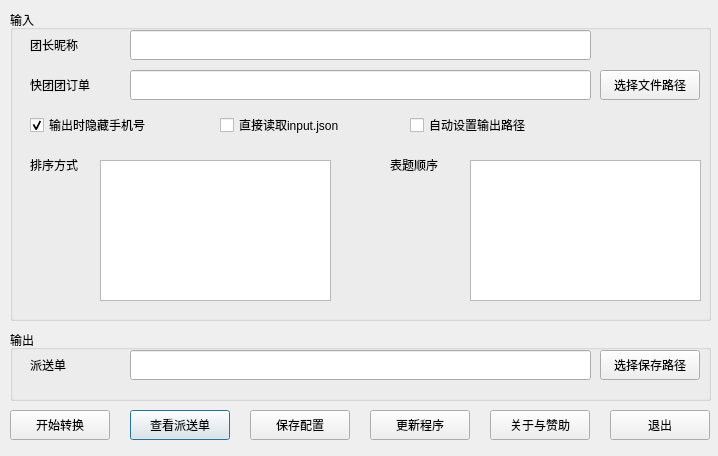
The window that GrouponDeliveryNoteMainDialog.ui (mtshang1984/GrouponDeliveryNote) describes before a commit, drawn with Qt 5.
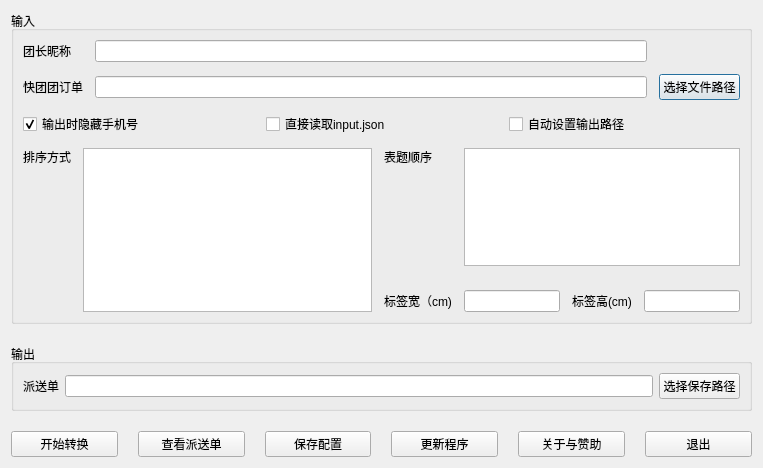
The same window after the commit.

The edit to the form file:
```diff
--- a/GrouponDeliveryNoteMainDialog.ui
+++ b/GrouponDeliveryNoteMainDialog.ui
@@ -6,102 +6,76 @@
    <rect>
     <x>0</x>
     <y>0</y>
-    <width>718</width>
-    <height>456</height>
+    <width>763</width>
+    <height>468</height>
    </rect>
   </property>
+  <property name="sizePolicy">
+   <sizepolicy hsizetype="Preferred" vsizetype="Preferred">
+    <horstretch>0</horstretch>
+    <verstretch>0</verstretch>
+   </sizepolicy>
+  </property>
   <property name="windowTitle">
    <string>GrouponDeliveryNote V1.2.1</string>
   </property>
-  <widget class="QLabel" name="label_3">
-   <property name="geometry">
-    <rect>
-     <x>30</x>
-     <y>350</y>
-     <width>80</width>
-     <height>30</height>
-    </rect>
+  <layout class="QVBoxLayout" name="verticalLayout_3">
+   <property name="spacing">
+    <number>20</number>
    </property>
-   <property name="text">
-    <string>派送单</string>
+   <property name="sizeConstraint">
+    <enum>QLayout::SetMinAndMaxSize</enum>
    </property>
-  </widget>
-  <widget class="QLineEdit" name="lineEditDeliveryNote">
-   <property name="enabled">
-    <bool>true</bool>
-   </property>
-   <property name="geometry">
-    <rect>
-     <x>130</x>
-     <y>350</y>
-     <width>461</width>
-     <height>30</height>
-    </rect>
-   </property>
-   <property name="readOnly">
-    <bool>false</bool>
-   </property>
-  </widget>
-  <widget class="QPushButton" name="pushButtonOpenDeliveryNote">
-   <property name="geometry">
-    <rect>
-     <x>130</x>
-     <y>410</y>
-     <width>100</width>
-     <height>30</height>
-    </rect>
-   </property>
-   <property name="text">
-    <string>查看派送单</string>
-   </property>
-  </widget>
-  <widget class="QPushButton" name="pushButtonAbout">
-   <property name="geometry">
-    <rect>
-     <x>490</x>
-     <y>410</y>
-     <width>100</width>
-     <height>30</height>
-    </rect>
-   </property>
-   <property name="text">
-    <string>关于与赞助</string>
-   </property>
-  </widget>
-  <widget class="QPushButton" name="pushButtonCheckUpdate">
-   <property name="geometry">
-    <rect>
-     <x>370</x>
-     <y>410</y>
-     <width>100</width>
-     <height>30</height>
-    </rect>
-   </property>
-   <property name="text">
-    <string>更新程序</string>
-   </property>
-  </widget>
+   <item>
   <widget class="QGroupBox" name="groupBox">
-   <property name="geometry">
-    <rect>
-     <x>10</x>
-     <y>10</y>
-     <width>701</width>
-     <height>311</height>
-    </rect>
+     <property name="sizePolicy">
+      <sizepolicy hsizetype="Preferred" vsizetype="Preferred">
+       <horstretch>0</horstretch>
+       <verstretch>0</verstretch>
+      </sizepolicy>
    </property>
    <property name="title">
     <string>输入</string>
    </property>
+     <layout class="QVBoxLayout" name="verticalLayout">
+      <property name="spacing">
+       <number>12</number>
+      </property>
+      <item>
+       <layout class="QGridLayout" name="gridLayout_2">
+        <item row="1" column="1">
+         <widget class="QLineEdit" name="lineEditOrderFile"/>
+        </item>
+        <item row="1" column="0">
+         <widget class="QLabel" name="label_2">
+          <property name="text">
+           <string>快团团订单</string>
+          </property>
+         </widget>
+        </item>
+        <item row="0" column="0">
+         <widget class="QLabel" name="label">
+          <property name="text">
+           <string>团长昵称</string>
+          </property>
+         </widget>
+        </item>
+        <item row="1" column="2">
+         <widget class="QPushButton" name="pushButtonSelectFile">
+          <property name="text">
+           <string>选择文件路径</string>
+          </property>
+         </widget>
+        </item>
+        <item row="0" column="1">
+         <widget class="QLineEdit" name="lineEditGrouponOwner"/>
+        </item>
+       </layout>
+      </item>
+      <item>
+       <layout class="QHBoxLayout" name="horizontalLayout">
+        <item>
    <widget class="QCheckBox" name="checkBoxIfHidePhoneNumber">
-    <property name="geometry">
-     <rect>
-      <x>20</x>
-      <y>100</y>
-      <width>141</width>
-      <height>30</height>
-     </rect>
-    </property>
     <property name="text">
      <string>输出时隐藏手机号</string>
     </property>
@@ -109,209 +83,228 @@
      <bool>true</bool>
     </property>
    </widget>
+        </item>
+        <item>
    <widget class="QCheckBox" name="checkBoxIfDirectReadInputJson">
-    <property name="geometry">
-     <rect>
-      <x>210</x>
-      <y>100</y>
-      <width>171</width>
-      <height>30</height>
-     </rect>
-    </property>
     <property name="text">
      <string>直接读取input.json</string>
     </property>
    </widget>
-   <widget class="QPushButton" name="pushButtonSelectFile">
-    <property name="geometry">
-     <rect>
-      <x>590</x>
-      <y>60</y>
-      <width>100</width>
-      <height>30</height>
-     </rect>
-    </property>
+        </item>
+        <item>
+         <widget class="QCheckBox" name="checkBoxIfAutomatedSetOutputPath">
     <property name="text">
-     <string>选择文件路径</string>
-    </property>
-   </widget>
-   <widget class="QLineEdit" name="lineEditGrouponOwner">
-    <property name="geometry">
-     <rect>
-      <x>120</x>
-      <y>20</y>
-      <width>461</width>
-      <height>30</height>
-     </rect>
-    </property>
-   </widget>
-   <widget class="QLabel" name="label">
-    <property name="geometry">
-     <rect>
-      <x>20</x>
-      <y>20</y>
-      <width>80</width>
-      <height>30</height>
-     </rect>
-    </property>
+           <string>自动设置输出路径</string>
+          </property>
+         </widget>
+        </item>
+       </layout>
+      </item>
+      <item>
+       <layout class="QGridLayout" name="gridLayout" columnstretch="0,6,0,2,0,2">
+        <item row="3" column="2">
+         <widget class="QLabel" name="label_6">
     <property name="text">
-     <string>团长昵称</string>
-    </property>
-   </widget>
-   <widget class="QLabel" name="label_2">
-    <property name="geometry">
-     <rect>
-      <x>20</x>
-      <y>60</y>
-      <width>80</width>
-      <height>30</height>
-     </rect>
-    </property>
-    <property name="text">
-     <string>快团团订单</string>
-    </property>
-   </widget>
-   <widget class="QLineEdit" name="lineEditOrderFile">
-    <property name="geometry">
-     <rect>
-      <x>120</x>
-      <y>60</y>
-      <width>461</width>
-      <height>30</height>
-     </rect>
-    </property>
-   </widget>
-   <widget class="QListView" name="listViewSequence">
-    <property name="geometry">
-     <rect>
-      <x>90</x>
-      <y>150</y>
-      <width>231</width>
-      <height>141</height>
-     </rect>
-    </property>
-    <property name="editTriggers">
-     <set>QAbstractItemView::NoEditTriggers</set>
-    </property>
-   </widget>
+           <string>标签宽（cm)</string>
+          </property>
+         </widget>
+        </item>
+        <item row="0" column="0">
    <widget class="QLabel" name="label_4">
-    <property name="geometry">
-     <rect>
-      <x>20</x>
-      <y>140</y>
-      <width>80</width>
-      <height>30</height>
-     </rect>
+          <property name="sizePolicy">
+           <sizepolicy hsizetype="Preferred" vsizetype="Fixed">
+            <horstretch>0</horstretch>
+            <verstretch>0</verstretch>
+           </sizepolicy>
     </property>
     <property name="text">
      <string>排序方式</string>
     </property>
-   </widget>
+          <property name="alignment">
+           <set>Qt::AlignLeading|Qt::AlignLeft|Qt::AlignTop</set>
+          </property>
+         </widget>
+        </item>
+        <item row="3" column="3">
+         <widget class="QLineEdit" name="lineEditLabelWidth"/>
+        </item>
+        <item row="3" column="5">
+         <widget class="QLineEdit" name="lineEditLabelHeight">
+          <property name="text">
+           <string/>
+          </property>
+         </widget>
+        </item>
+        <item row="0" column="1" rowspan="4">
+         <widget class="QListView" name="listViewSequence">
+          <property name="sizePolicy">
+           <sizepolicy hsizetype="Expanding" vsizetype="Preferred">
+            <horstretch>0</horstretch>
+            <verstretch>0</verstretch>
+           </sizepolicy>
+          </property>
+          <property name="editTriggers">
+           <set>QAbstractItemView::NoEditTriggers</set>
+          </property>
+         </widget>
+        </item>
+        <item row="3" column="4">
+         <widget class="QLabel" name="label_7">
+          <property name="text">
+           <string>标签高(cm)</string>
+          </property>
+         </widget>
+        </item>
+        <item row="0" column="3" rowspan="2" colspan="3">
+         <widget class="QListView" name="listViewTitleSequence">
+          <property name="sizePolicy">
+           <sizepolicy hsizetype="Expanding" vsizetype="Preferred">
+            <horstretch>0</horstretch>
+            <verstretch>0</verstretch>
+           </sizepolicy>
+          </property>
+          <property name="editTriggers">
+           <set>QAbstractItemView::NoEditTriggers</set>
+          </property>
+         </widget>
+        </item>
+        <item row="0" column="2">
    <widget class="QLabel" name="label_5">
-    <property name="geometry">
-     <rect>
-      <x>380</x>
-      <y>140</y>
-      <width>80</width>
-      <height>30</height>
-     </rect>
+          <property name="sizePolicy">
+           <sizepolicy hsizetype="Preferred" vsizetype="Fixed">
+            <horstretch>0</horstretch>
+            <verstretch>0</verstretch>
+           </sizepolicy>
     </property>
     <property name="text">
      <string>表题顺序</string>
     </property>
-   </widget>
-   <widget class="QListView" name="listViewTitleSequence">
-    <property name="geometry">
-     <rect>
-      <x>460</x>
-      <y>150</y>
-      <width>231</width>
-      <height>141</height>
-     </rect>
-    </property>
-    <property name="editTriggers">
-     <set>QAbstractItemView::NoEditTriggers</set>
-    </property>
-   </widget>
-   <widget class="QCheckBox" name="checkBoxIfAutomatedSetOutputPath">
-    <property name="geometry">
-     <rect>
-      <x>400</x>
-      <y>100</y>
-      <width>171</width>
-      <height>30</height>
-     </rect>
-    </property>
-    <property name="text">
-     <string>自动设置输出路径</string>
-    </property>
-   </widget>
-  </widget>
+          <property name="alignment">
+           <set>Qt::AlignLeading|Qt::AlignLeft|Qt::AlignTop</set>
+          </property>
+         </widget>
+        </item>
+        <item row="1" column="2">
+         <spacer name="verticalSpacer_2">
+          <property name="orientation">
+           <enum>Qt::Vertical</enum>
+          </property>
+          <property name="sizeHint" stdset="0">
+           <size>
+            <width>20</width>
+            <height>0</height>
+           </size>
+          </property>
+         </spacer>
+        </item>
+        <item row="1" column="0" rowspan="3">
+         <spacer name="verticalSpacer">
+          <property name="orientation">
+           <enum>Qt::Vertical</enum>
+          </property>
+          <property name="sizeHint" stdset="0">
+           <size>
+            <width>20</width>
+            <height>10</height>
+           </size>
+          </property>
+         </spacer>
+        </item>
+       </layout>
+      </item>
+     </layout>
+    </widget>
+   </item>
+   <item>
   <widget class="QGroupBox" name="groupBox_2">
-   <property name="geometry">
-    <rect>
-     <x>10</x>
-     <y>330</y>
-     <width>701</width>
-     <height>71</height>
-    </rect>
+     <property name="sizePolicy">
+      <sizepolicy hsizetype="Preferred" vsizetype="Fixed">
+       <horstretch>0</horstretch>
+       <verstretch>0</verstretch>
+      </sizepolicy>
    </property>
    <property name="title">
     <string>输出</string>
    </property>
+     <layout class="QVBoxLayout" name="verticalLayout_2">
+      <item>
+       <layout class="QHBoxLayout" name="horizontalLayout_2">
+        <item>
+         <widget class="QLabel" name="label_3">
+          <property name="text">
+           <string>派送单</string>
+          </property>
+         </widget>
+        </item>
+        <item>
+         <widget class="QLineEdit" name="lineEditDeliveryNote">
+          <property name="enabled">
+           <bool>true</bool>
+          </property>
+          <property name="readOnly">
+           <bool>false</bool>
+          </property>
+         </widget>
+        </item>
+        <item>
    <widget class="QPushButton" name="pushButtonSaveFile">
-    <property name="geometry">
-     <rect>
-      <x>590</x>
-      <y>20</y>
-      <width>100</width>
-      <height>30</height>
-     </rect>
-    </property>
     <property name="text">
      <string>选择保存路径</string>
     </property>
    </widget>
-  </widget>
-  <widget class="QPushButton" name="pushButtonQuit">
-   <property name="geometry">
-    <rect>
-     <x>610</x>
-     <y>410</y>
-     <width>100</width>
-     <height>30</height>
-    </rect>
-   </property>
-   <property name="text">
-    <string>退出</string>
-   </property>
-  </widget>
+        </item>
+       </layout>
+      </item>
+     </layout>
+    </widget>
+   </item>
+   <item>
+    <layout class="QHBoxLayout" name="horizontalLayout_3">
+     <item>
   <widget class="QPushButton" name="pushButtonStartConvert">
-   <property name="geometry">
-    <rect>
-     <x>10</x>
-     <y>410</y>
-     <width>100</width>
-     <height>30</height>
-    </rect>
-   </property>
    <property name="text">
     <string>开始转换</string>
    </property>
   </widget>
+     </item>
+     <item>
+      <widget class="QPushButton" name="pushButtonOpenDeliveryNote">
+       <property name="text">
+        <string>查看派送单</string>
+       </property>
+      </widget>
+     </item>
+     <item>
   <widget class="QPushButton" name="pushButtonSaveConfig">
-   <property name="geometry">
-    <rect>
-     <x>250</x>
-     <y>410</y>
-     <width>100</width>
-     <height>30</height>
-    </rect>
-   </property>
    <property name="text">
     <string>保存配置</string>
    </property>
   </widget>
+     </item>
+     <item>
+      <widget class="QPushButton" name="pushButtonCheckUpdate">
+       <property name="text">
+        <string>更新程序</string>
+       </property>
+      </widget>
+     </item>
+     <item>
+      <widget class="QPushButton" name="pushButtonAbout">
+       <property name="text">
+        <string>关于与赞助</string>
+       </property>
+      </widget>
+     </item>
+     <item>
+      <widget class="QPushButton" name="pushButtonQuit">
+       <property name="text">
+        <string>退出</string>
+       </property>
+      </widget>
+     </item>
+    </layout>
+   </item>
+  </layout>
   <zorder>groupBox_2</zorder>
   <zorder>groupBox</zorder>
   <zorder>label_3</zorder>
```
Left out of the diff: 11 changed lines with no effect on the pictures. Lines whose indentation alone changed are shown as unchanged.
